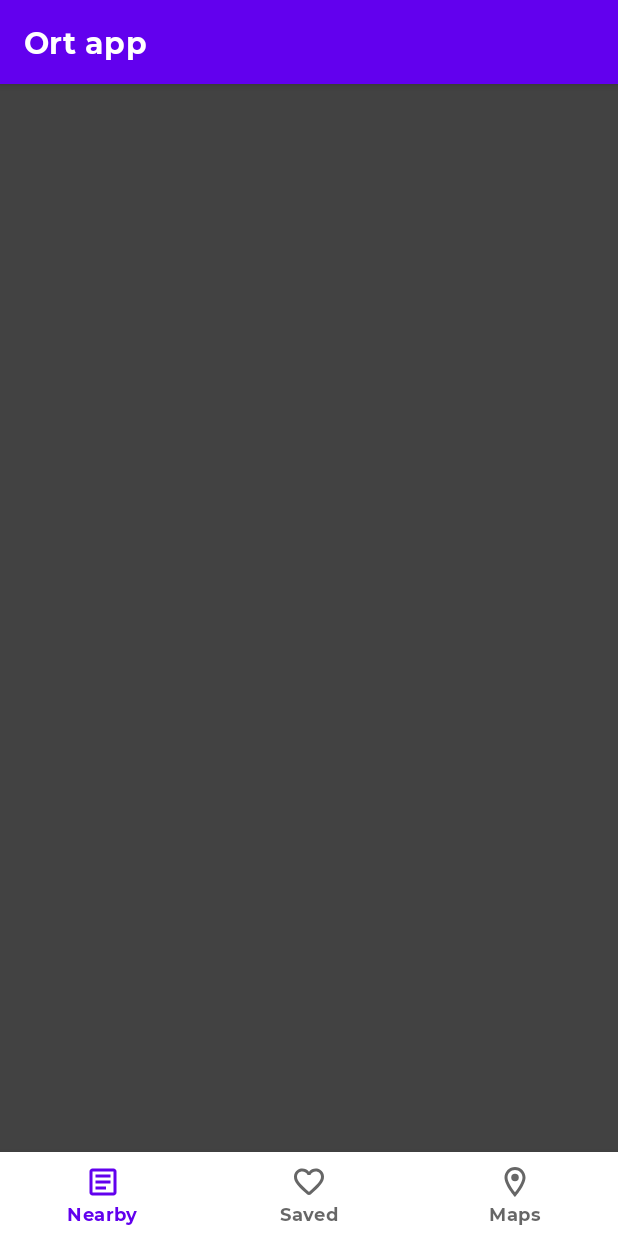
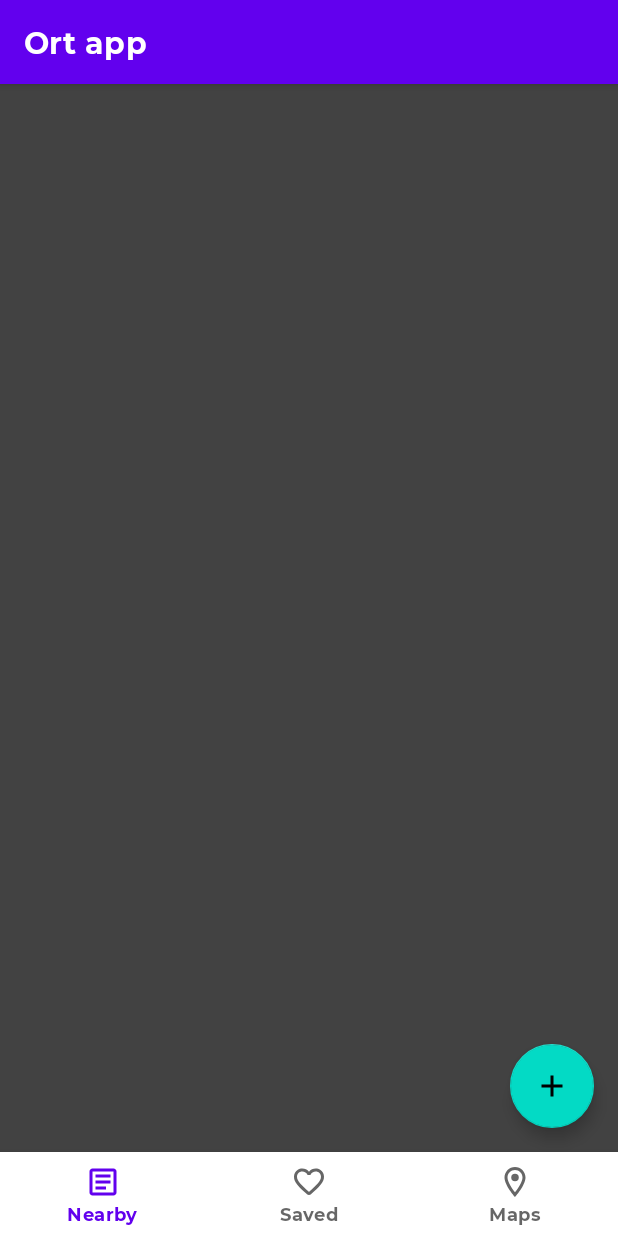
Before and after one commit to qu4dro/ort-app, an Android app: the screen it shows after launch (OrtActivity), on a phone screen of 412 x 824 dp. Run offline under Robolectric (Android 15) with nearby library versions, the phone set to English and light mode, and no system bars; our stand-ins replace Room's generated code, data binding, navigation-ui; 4 statements that could not run were skipped.

```diff
--- /dev/null
+++ b/app/src/main/res/drawable/ic_add_24.xml
@@ -0,0 +1,10 @@
+<vector xmlns:android="http://schemas.android.com/apk/res/android"
+    android:width="24dp"
+    android:height="24dp"
+    android:viewportWidth="24"
+    android:viewportHeight="24"
+    android:tint="?attr/colorControlNormal">
+  <path
+      android:fillColor="@android:color/white"
+      android:pathData="M19,13h-6v6h-2v-6H5v-2h6V5h2v6h6v2z"/>
+</vector>
--- a/app/src/main/res/layout/activity_ort.xml
+++ b/app/src/main/res/layout/activity_ort.xml
@@ -15,10 +15,10 @@
         <FrameLayout
             android:layout_width="match_parent"
             android:layout_height="match_parent"
+            app:layout_constraintBottom_toTopOf="@id/bn_menu"
             app:layout_constraintEnd_toEndOf="parent"
             app:layout_constraintStart_toStartOf="parent"
-            app:layout_constraintTop_toTopOf="parent"
-            app:layout_constraintBottom_toTopOf="@id/bn_menu">
+            app:layout_constraintTop_toTopOf="parent">
 
             <fragment
                 android:id="@+id/nav_host_fragment"
@@ -28,8 +28,17 @@
                 app:defaultNavHost="true"
                 app:navGraph="@navigation/navigation_graph" />
 
+        </FrameLayout>
 
-        </FrameLayout>
+        <com.google.android.material.floatingactionbutton.FloatingActionButton
+            android:id="@+id/btn_add_location"
+            android:layout_width="wrap_content"
+            android:layout_height="wrap_content"
+            android:layout_margin="16dp"
+            android:src="@drawable/ic_add_24"
+            app:layout_anchor="@id/bn_menu"
+            app:layout_constraintBottom_toTopOf="@id/bn_menu"
+            app:layout_constraintEnd_toEndOf="parent" />
 
         <com.google.android.material.bottomnavigation.BottomNavigationView
             android:id="@+id/bn_menu"
```
